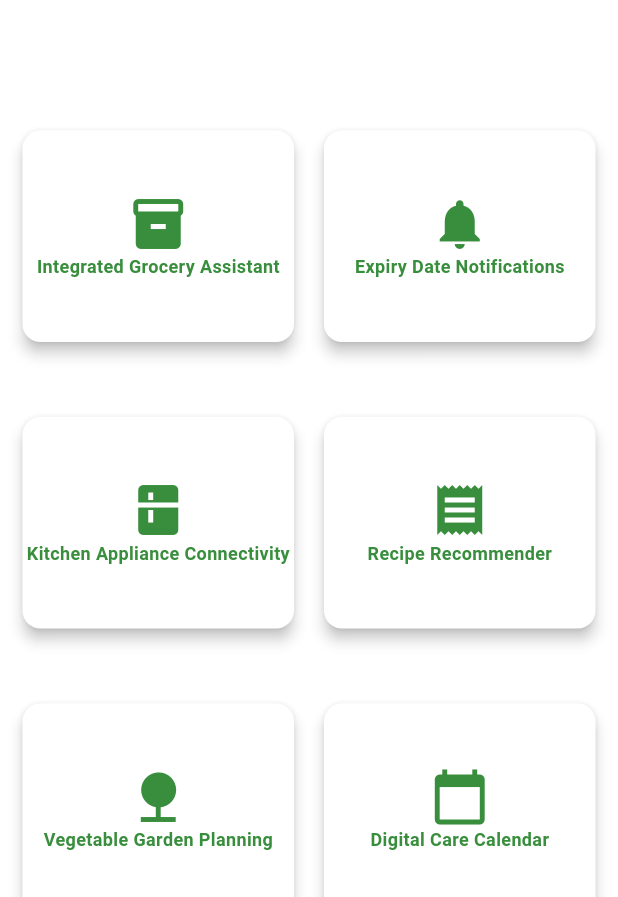
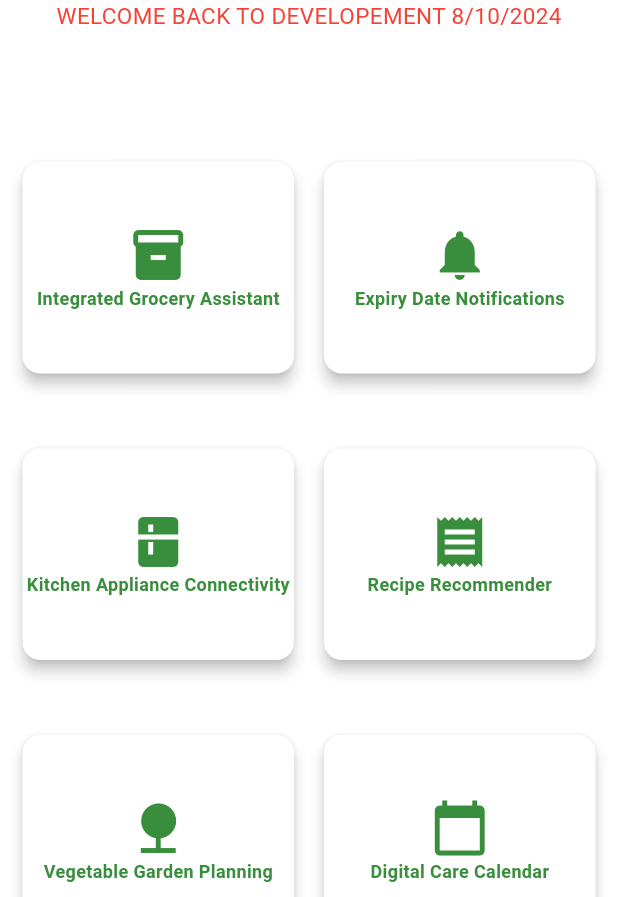
Before and after one commit to AkhlaqAltaf/smart_kitchen_green, a Flutter app: the HomeScreen screen opened by its route, on a phone screen of 412 x 824 dp, the part 339-1236 px from its top. Run offline on Flutter 3.47's test engine with Material 3 defaults, Android fonts, the phone set to English and light mode, and no system bars; our stand-ins replace permission_handler, shared_preferences, speech_to_text; missing offline and left inert: barcode_scan2; accounts and stored records are empty; Roboto replaces fonts that are missing (Inria Serif).

Commit message:
PROJECT-START

```diff
--- a/smart_kitchen_green_app/lib/apis/urls/urls.dart
+++ b/smart_kitchen_green_app/lib/apis/urls/urls.dart
@@ -1,5 +1,5 @@
 class Urls {
-  static String serverUrl = 'http://192.168.43.105:8000';
+  static String serverUrl = 'http://192.168.30.216:8000';
 
 // AUTH APIS
 
--- a/smart_kitchen_green_app/lib/presentation/home_screen/home_screen.dart
+++ b/smart_kitchen_green_app/lib/presentation/home_screen/home_screen.dart
@@ -18,6 +18,8 @@ class HomeScreen extends StatelessWidget {
             height: 150.0,
             width: 150.0,
           ),
+          Text("WELCOME BACK TO DEVELOPEMENT 8/10/2024",
+              style: TextStyle(color: Colors.red)),
           SizedBox(height: 20),
           SizedBox(height: 10),
           Text(
```
